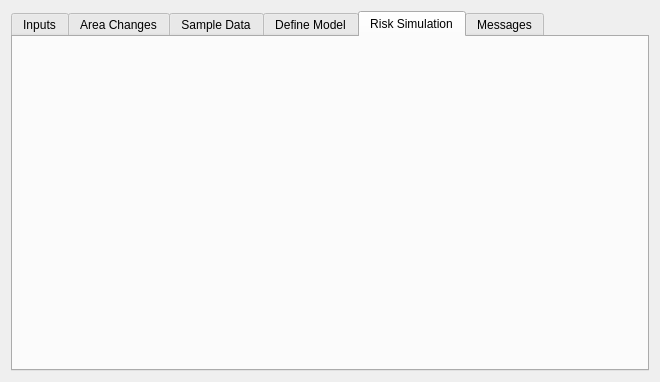
First picture: the form in ui/moluscedialogbase.ui, repository nextgis/qgis_molusce, before the edit.
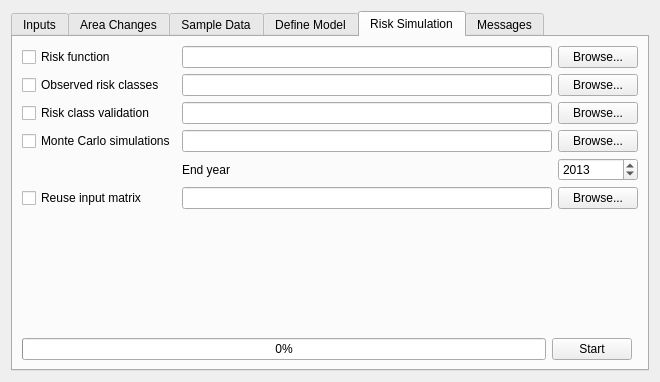
Second picture: the form after the edit. The open tabs and pages were chosen to show the change. Custom widgets are drawn as their Qt base class.

Commit message: add all neccessary UI elements to Simulations tab, save/load some settings on plugin start/close

```diff
--- a/ui/moluscedialogbase.ui
+++ b/ui/moluscedialogbase.ui
@@ -232,6 +232,150 @@
       <attribute name="title">
        <string>Risk Simulation</string>
       </attribute>
+      <layout class="QGridLayout" name="gridLayout_5">
+       <item row="0" column="0" colspan="3">
+        <layout class="QGridLayout" name="gridLayout_4">
+         <item row="0" column="0">
+          <widget class="QCheckBox" name="chkRiskFunction">
+           <property name="text">
+            <string>Risk function</string>
+           </property>
+          </widget>
+         </item>
+         <item row="0" column="1">
+          <widget class="QLineEdit" name="leRiskFunctionPath"/>
+         </item>
+         <item row="0" column="2">
+          <widget class="QPushButton" name="btnSelectRiskFunction">
+           <property name="text">
+            <string>Browse...</string>
+           </property>
+          </widget>
+         </item>
+         <item row="1" column="0">
+          <widget class="QCheckBox" name="chkRiskClasses">
+           <property name="text">
+            <string>Observed risk classes</string>
+           </property>
+          </widget>
+         </item>
+         <item row="1" column="1">
+          <widget class="QLineEdit" name="leRiskClassesPath"/>
+         </item>
+         <item row="1" column="2">
+          <widget class="QPushButton" name="btnSelectRiskClasses">
+           <property name="text">
+            <string>Browse...</string>
+           </property>
+          </widget>
+         </item>
+         <item row="2" column="0">
+          <widget class="QCheckBox" name="chkRiskValidation">
+           <property name="text">
+            <string>Risk class validation</string>
+           </property>
+          </widget>
+         </item>
+         <item row="2" column="1">
+          <widget class="QLineEdit" name="leRiskValidationPath"/>
+         </item>
+         <item row="2" column="2">
+          <widget class="QPushButton" name="btnSelectRiskValidation">
+           <property name="text">
+            <string>Browse...</string>
+           </property>
+          </widget>
+         </item>
+         <item row="3" column="0">
+          <widget class="QCheckBox" name="chkMonteCarlo">
+           <property name="text">
+            <string>Monte Carlo simulations</string>
+           </property>
+          </widget>
+         </item>
+         <item row="3" column="1">
+          <widget class="QLineEdit" name="leMonteCarloPath"/>
+         </item>
+         <item row="3" column="2">
+          <widget class="QPushButton" name="btnSelectMonteCarlo">
+           <property name="text">
+            <string>Browse...</string>
+           </property>
+          </widget>
+         </item>
+         <item row="5" column="0">
+          <widget class="QCheckBox" name="chkReuseMatrix">
+           <property name="text">
+            <string>Reuse input matrix</string>
+           </property>
+          </widget>
+         </item>
+         <item row="5" column="1">
+          <widget class="QLineEdit" name="leMatrixPath"/>
+         </item>
+         <item row="5" column="2">
+          <widget class="QPushButton" name="btnSelectMatrix">
+           <property name="text">
+            <string>Browse...</string>
+           </property>
+          </widget>
+         </item>
+         <item row="4" column="2">
+          <widget class="QSpinBox" name="spnEndYear">
+           <property name="sizePolicy">
+            <sizepolicy hsizetype="Preferred" vsizetype="Fixed">
+             <horstretch>0</horstretch>
+             <verstretch>0</verstretch>
+            </sizepolicy>
+           </property>
+           <property name="minimum">
+            <number>1900</number>
+           </property>
+           <property name="maximum">
+            <number>2100</number>
+           </property>
+           <property name="value">
+            <number>2013</number>
+           </property>
+          </widget>
+         </item>
+         <item row="4" column="1">
+          <widget class="QLabel" name="lblYear">
+           <property name="text">
+            <string>End year</string>
+           </property>
+          </widget>
+         </item>
+        </layout>
+       </item>
+       <item row="2" column="0">
+        <widget class="QProgressBar" name="progressBar">
+         <property name="value">
+          <number>0</number>
+         </property>
+        </widget>
+       </item>
+       <item row="2" column="1">
+        <widget class="QPushButton" name="btnStartSimulation">
+         <property name="text">
+          <string>Start</string>
+         </property>
+        </widget>
+       </item>
+       <item row="1" column="0">
+        <spacer name="verticalSpacer_2">
+         <property name="orientation">
+          <enum>Qt::Vertical</enum>
+         </property>
+         <property name="sizeHint" stdset="0">
+          <size>
+           <width>20</width>
+           <height>94</height>
+          </size>
+         </property>
+        </spacer>
+       </item>
+      </layout>
      </widget>
      <widget class="QWidget" name="tabMessages">
       <attribute name="title">
```
Left out of the diff: 14 changed lines with no effect on the pictures. The commit also changes 2 other files.
